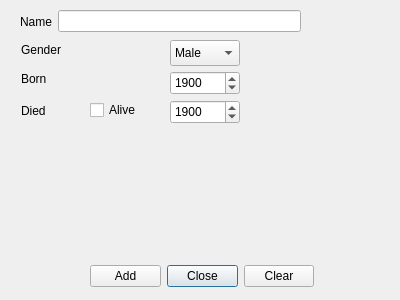
Before: the Qt Designer form 42GUI/ui/adddialog.ui in orriaxels/Hopur42, drawn with Qt 5.
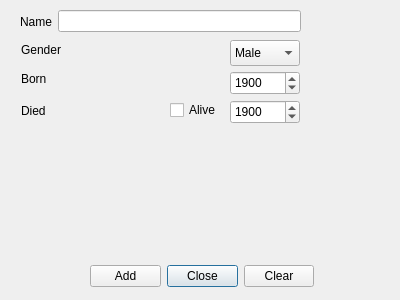
After: the same form once the commit is applied.

Commit message: AddMenu viðbætur

Diff of the .ui file:
```diff
--- a/42GUI/ui/adddialog.ui
+++ b/42GUI/ui/adddialog.ui
@@ -92,7 +92,7 @@
   <widget class="QCheckBox" name="AliveAddcheckBox">
    <property name="geometry">
     <rect>
-     <x>90</x>
+     <x>170</x>
      <y>100</y>
      <width>55</width>
      <height>20</height>
@@ -121,7 +121,7 @@
   <widget class="QSpinBox" name="diedAddSpinBox">
    <property name="geometry">
     <rect>
-     <x>170</x>
+     <x>230</x>
      <y>100</y>
      <width>70</width>
      <height>24</height>
@@ -140,7 +140,7 @@
   <widget class="QSpinBox" name="bornAddSpinBox">
    <property name="geometry">
     <rect>
-     <x>170</x>
+     <x>230</x>
      <y>71</y>
      <width>70</width>
      <height>24</height>
@@ -191,7 +191,7 @@
   <widget class="QComboBox" name="gendrComboBox">
    <property name="geometry">
     <rect>
-     <x>170</x>
+     <x>230</x>
      <y>40</y>
      <width>70</width>
      <height>26</height>
```
The commit also changes 2 other files.
